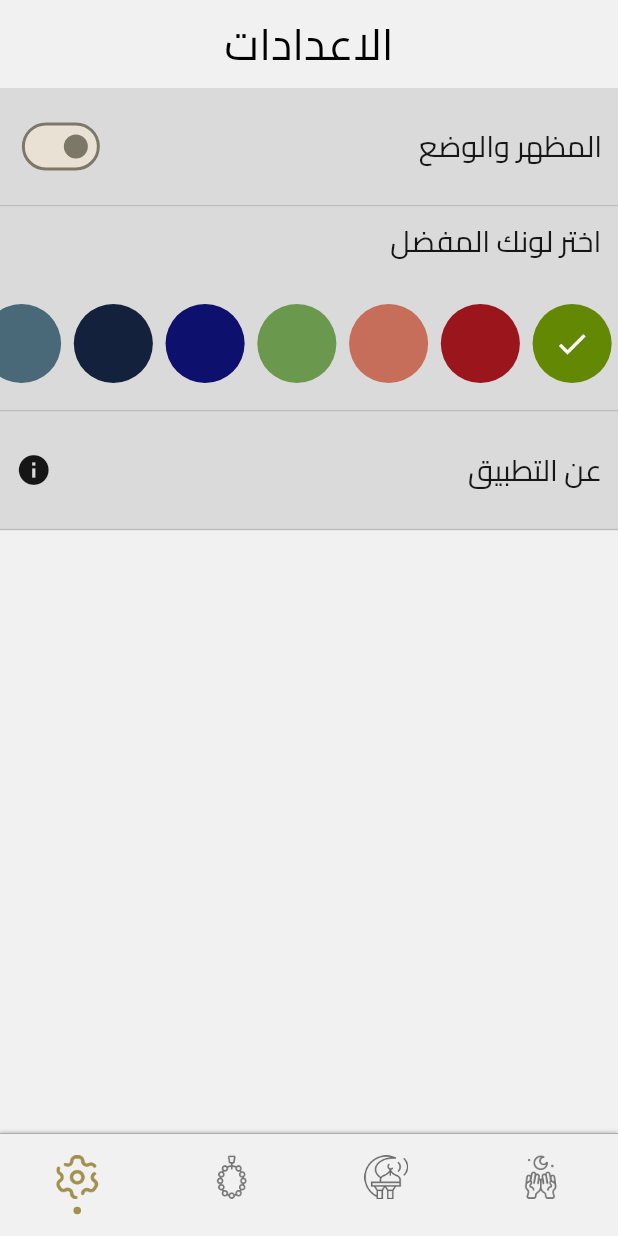
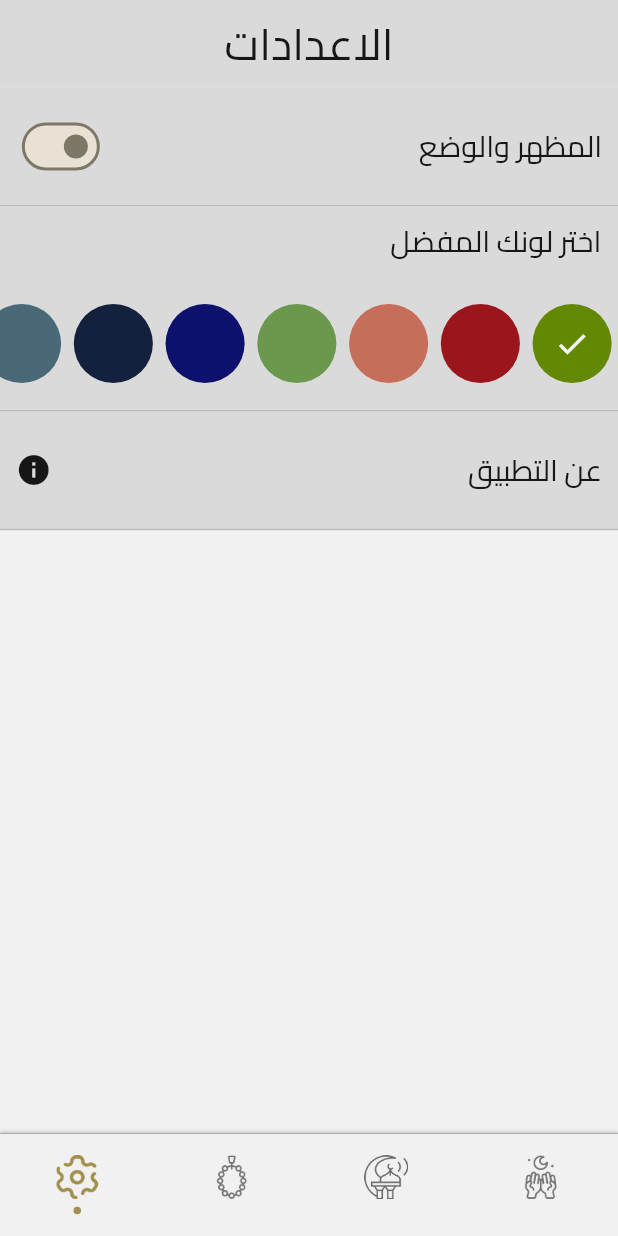
Before and after one commit to mohamedmagdy2301/ramadan_app, a Flutter app: the screen it shows after launch, item 4 of the bottom bar chosen, on a phone screen of 412 x 824 dp. Run offline on Flutter 3.47's test engine with Material 3 defaults, Android fonts, the light colour scheme and no system bars; drawn by our look-alikes of persistent_bottom_nav_bar; our stand-ins replace adaptive_theme, connectivity_plus, dio, flutter_bloc, flutter_screenutil, fluttertoast and 5 more.

Commit message:
Enhance AppBarSettings with dynamic background color and update theme debug option

```diff
--- a/lib/core/theming/app_theme_data.dart
+++ b/lib/core/theming/app_theme_data.dart
@@ -51,6 +51,7 @@ class AppThemeData {
       backgroundColor: AppColors.backgroundLightColor,
       foregroundColor: AppColors.textLightColor,
       elevation: 0,
+      centerTitle: true,
     ),
   );
 }
--- a/lib/features/settings/presentation/veiw/widgets/appbar_setting.dart
+++ b/lib/features/settings/presentation/veiw/widgets/appbar_setting.dart
@@ -2,6 +2,7 @@ import 'package:flutter/material.dart';
 import 'package:flutter_screenutil/flutter_screenutil.dart';
 import 'package:ramadan_app/core/constants/app_strings.dart';
 import 'package:ramadan_app/core/constants/app_text_style.dart';
+import 'package:ramadan_app/core/extensions/context_extensions.dart';
 
 class AppBarSettings extends StatelessWidget implements PreferredSizeWidget {
   const AppBarSettings({super.key});
@@ -9,7 +10,14 @@ class AppBarSettings extends StatelessWidget implements PreferredSizeWidget {
   @override
   Widget build(BuildContext context) {
     return AppBar(
-      title: Text(AppStrings.settings, style: StyleText.regular30()),
+      backgroundColor:
+          context.isDark
+              ? const Color.fromARGB(255, 48, 48, 48)
+              : const Color.fromARGB(255, 218, 218, 218),
+      title: Text(
+        AppStrings.settings,
+        style: StyleText.regular30().copyWith(color: context.onPrimaryColor),
+      ),
       centerTitle: true,
       flexibleSpace: Container(),
       elevation: 0,
--- a/lib/main.dart
+++ b/lib/main.dart
@@ -44,7 +44,7 @@ class _MyAppState extends State<MyApp> {
       child: AdaptiveTheme(
         light: AppThemeData.lightTheme(AppColors.primary),
         dark: AppThemeData.darkTheme(AppColors.primary),
-        debugShowFloatingThemeButton: true,
+        debugShowFloatingThemeButton: false,
         initial: widget.savedThemeMode ?? AdaptiveThemeMode.system,
         builder:
             (theme, darkTheme) => BlocProvider<PrayerTimesCubit>(
```
